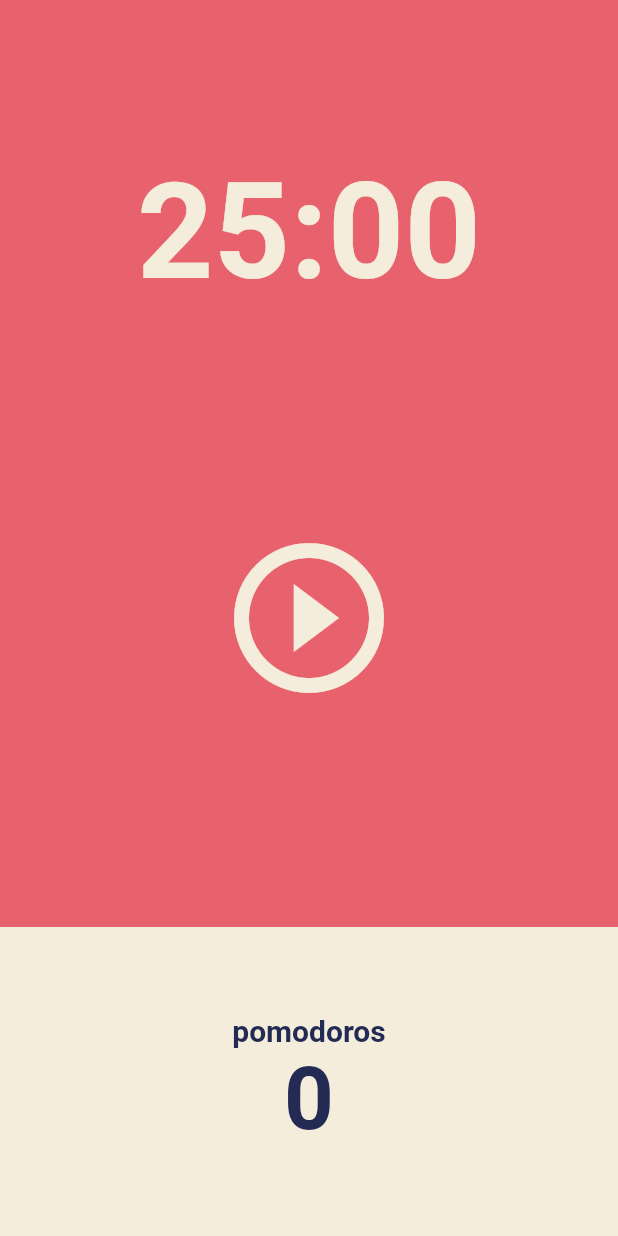
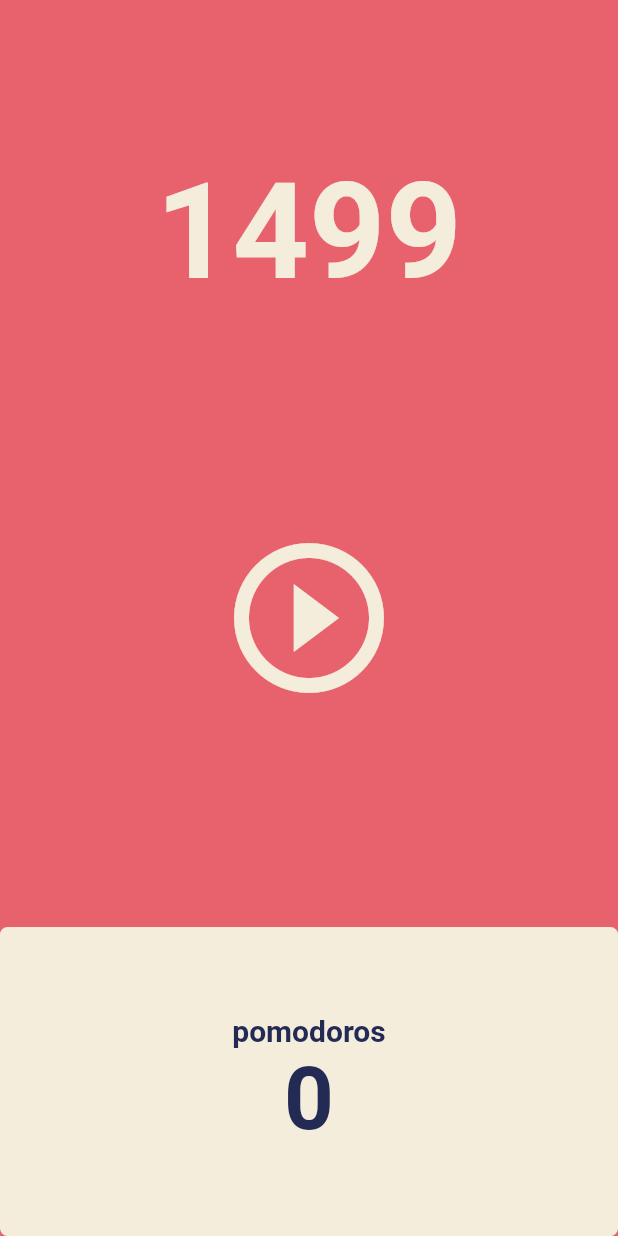
Before and after one commit to colJY/flutter_pomodoro, a Flutter app: the screen it shows after launch, after a tap on the "play circle outline" icon, on a phone screen of 412 x 824 dp. Run offline on Flutter 3.47's test engine with Material 2 defaults, Android fonts, the phone set to English and light mode, and no system bars.

```diff
--- a/lib/screens/home_screen.dart
+++ b/lib/screens/home_screen.dart
@@ -1,3 +1,5 @@
+import 'dart:async';
+
 import 'package:flutter/material.dart';
 
 class HomeScreen extends StatefulWidget {
@@ -8,6 +10,22 @@ class HomeScreen extends StatefulWidget {
 }
 
 class _HomeScreenState extends State<HomeScreen> {
+  int totalSeconds = 1500;
+  late Timer timer;
+
+  void onTick(Timer timer) {
+    setState(() {
+      totalSeconds = totalSeconds - 1;
+    });
+  }
+
+  void onStartPressed() {
+    timer = Timer.periodic(
+      const Duration(seconds: 1),
+      onTick,
+    );
+  }
+
   @override
   Widget build(BuildContext context) {
     return Scaffold(
@@ -19,7 +37,7 @@ class _HomeScreenState extends State<HomeScreen> {
             child: Container(
               alignment: Alignment.bottomCenter,
               child: Text(
-                '25:00',
+                '$totalSeconds',
                 style: TextStyle(
                   color: Theme.of(context).cardColor,
                   fontSize: 89,
@@ -34,7 +52,7 @@ class _HomeScreenState extends State<HomeScreen> {
               child: IconButton(
                 iconSize: 120,
                 color: Theme.of(context).cardColor,
-                onPressed: () {},
+                onPressed: onStartPressed,
                 icon: const Icon(Icons.play_circle_outline_outlined),
               ),
             ),
@@ -46,8 +64,8 @@ class _HomeScreenState extends State<HomeScreen> {
                 Expanded(
                   child: Container(
                     decoration: BoxDecoration(
-                      color: Theme.of(context).cardColor,
-                    ),
+                        color: Theme.of(context).cardColor,
+                        borderRadius: BorderRadius.circular(5)),
                     child: Column(
                       mainAxisAlignment: MainAxisAlignment.center,
                       children: [
```
